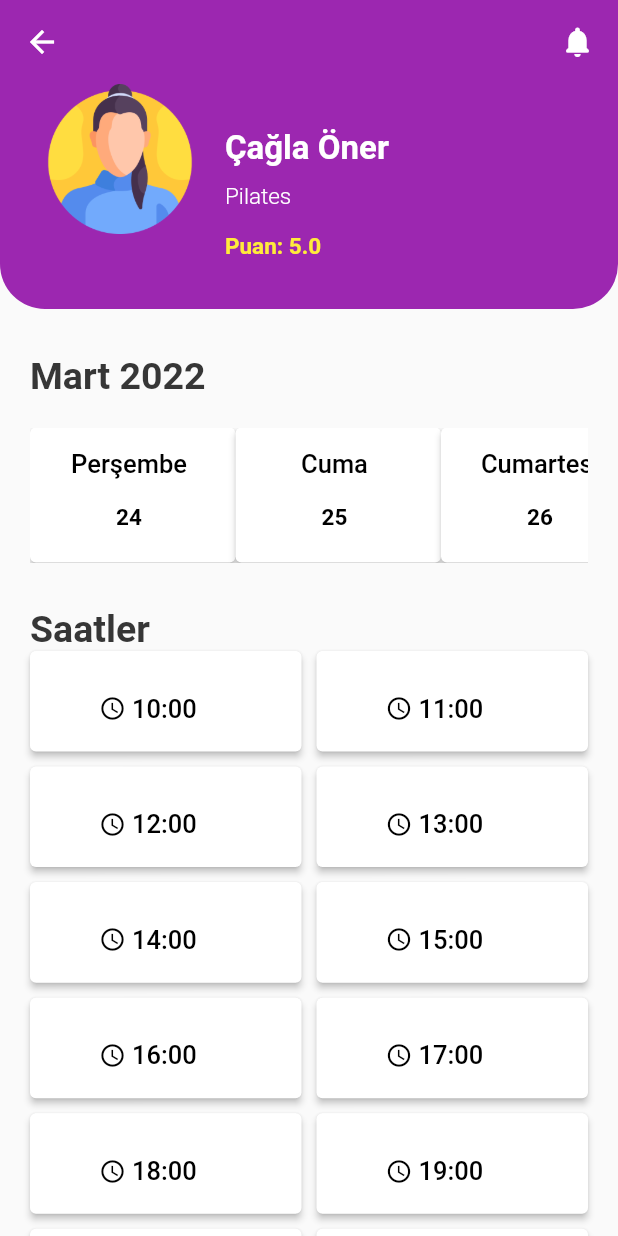
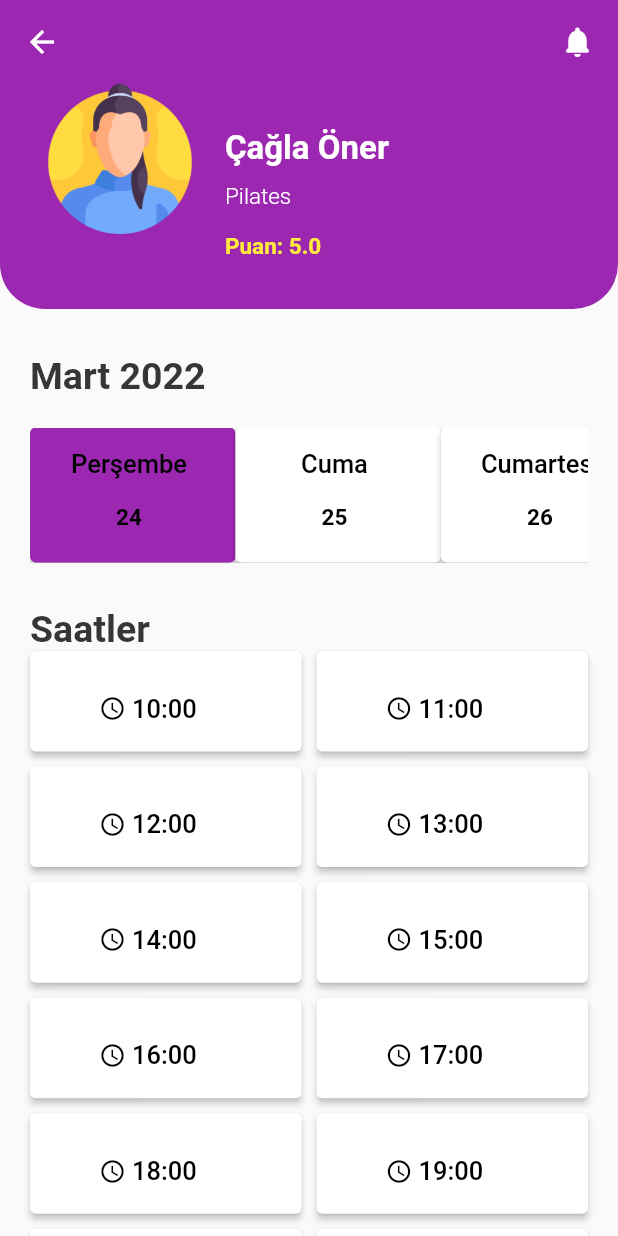
Before and after one commit to Meliih/Flutter, a Flutter app: the screen it shows after launch, after a tap on "Çağla Öner", on a phone screen of 412 x 824 dp. Run offline on Flutter 3.47's test engine with Material 2 defaults, Android fonts, the phone set to English and light mode, and no system bars.

Commit message:
appointment error fixed

```diff
--- a/twist_appointment_app/lib/Doctor_details_page.dart
+++ b/twist_appointment_app/lib/Doctor_details_page.dart
@@ -19,7 +19,8 @@ class DoctorDetailPage extends StatefulWidget {
 class _DoctorDetailState extends State<DoctorDetailPage> {
   DateTime time = DateTime.now();
 
-  var selectedDay;
+  bool gridUse = false;
+  var selectedDay ;
   var selectedHour;
 
   List<String> months = [
@@ -37,10 +38,10 @@ class _DoctorDetailState extends State<DoctorDetailPage> {
     "Aralık"
   ];
 
-  List<String> turkishDays = List<String>.filled(10, "");
+  List<String> turkishDays = List<String>.filled(10, "0");
 
   List<String> clocksWeekDays = [];
-  List<String> clocksWeekend = List<String>.filled(0, "");
+  List<String> clocksWeekend = [];
 
   final dictionary = {
     "Monday": "Pazartesi",
@@ -59,7 +60,7 @@ class _DoctorDetailState extends State<DoctorDetailPage> {
 
   Widget initWidget(BuildContext context, Trainer trainer) {
     List<DateTime> days = possibleAppointment();
-    weekDayHours();
+
 
     return Scaffold(
       appBar: AppBar(
@@ -177,6 +178,7 @@ class _DoctorDetailState extends State<DoctorDetailPage> {
                   scrollDirection: Axis.horizontal,
                   itemCount: days.length,
                   itemBuilder: (BuildContext context, int index) {
+
                     return ElevatedButton(
                       style: ElevatedButton.styleFrom(
                         primary:
@@ -207,37 +209,7 @@ class _DoctorDetailState extends State<DoctorDetailPage> {
             ),
             Container(
               margin: EdgeInsets.only(right: 20,left: 20),
-              child: GridView.builder(
-                gridDelegate: const SliverGridDelegateWithMaxCrossAxisExtent(
-
-                    maxCrossAxisExtent: 200,
-                    childAspectRatio: 2.7,
-                    crossAxisSpacing: 10,
-                    mainAxisSpacing: 10),
-                shrinkWrap: true,
-                physics: NeverScrollableScrollPhysics(),
-                itemCount: clocksWeekDays.length,
-                itemBuilder: (BuildContext context, index) {
-                  return ElevatedButton(
-                    style: ElevatedButton.styleFrom(
-                      primary:
-                          selectedHour == index ? Colors.purple : Colors.white,
-                    ),
-                    onPressed: () {
-                      setState(() {
-                        selectedHour = index;
-                      });
-                    },
-                    child: Container(
-                      alignment: Alignment.center,
-                      child: doctorTimingsData(clocksWeekDays[index], false, index),
-                      decoration: BoxDecoration(
-                          color: Colors.black.withOpacity(0.0),
-                          borderRadius: BorderRadius.circular(15)),
-                    ),
-                  );
-                },
-              ),
+              child: buildGrid(),
             ),
             Container(
               alignment: Alignment.center,
@@ -469,7 +441,7 @@ class _DoctorDetailState extends State<DoctorDetailPage> {
     DateTime tempDate = new DateFormat("HH:mm").parse("10:00");
     int i = 0;
     clocksWeekDays.clear();
-    while (i < 13) {
+    while (i <13) {
 
       clocksWeekDays.add(
           DateFormat("HH:mm").format(DateTime(0, 0, 0, tempDate.hour, i * 60)));
@@ -479,6 +451,59 @@ class _DoctorDetailState extends State<DoctorDetailPage> {
   }
 
   List<String>? weekendHours() {
-    for (int i = 10; i < 16; i++) {}
+    DateTime tempDate = new DateFormat("HH:mm").parse("10:00");
+    int i = 0;
+    clocksWeekDays.clear();
+    while (i < 7) {
+      clocksWeekDays.add(
+          DateFormat("HH:mm").format(DateTime(0, 0, 0, tempDate.hour, i * 60)));
+      i++;
+    }
+  }
+
+  GridView buildGrid( ){
+    if(gridUse == false){
+      selectedDay = 0;
+    }
+    gridUse = true;
+    if (turkishDays[selectedDay] == "Cumartesi" || turkishDays[selectedDay] == "Pazar"){
+      weekendHours();
+    }else{
+      print(selectedDay);
+      weekDayHours();
+    }
+
+    return GridView.builder(
+      gridDelegate: const SliverGridDelegateWithMaxCrossAxisExtent(
+
+          maxCrossAxisExtent: 200,
+          childAspectRatio: 2.7,
+          crossAxisSpacing: 10,
+          mainAxisSpacing: 10),
+      shrinkWrap: true,
+      physics: NeverScrollableScrollPhysics(),
+      itemCount: clocksWeekDays.length,
+      itemBuilder: (BuildContext context, index) {
+
+        return ElevatedButton(
+          style: ElevatedButton.styleFrom(
+            primary:
+            selectedHour == index ? Colors.purple : Colors.white,
+          ),
+          onPressed: () {
+            setState(() {
+              selectedHour = index;
+            });
+          },
+          child: Container(
+            alignment: Alignment.center,
+            child: doctorTimingsData(clocksWeekDays[index], false, index),
+            decoration: BoxDecoration(
+                color: Colors.black.withOpacity(0.0),
+                borderRadius: BorderRadius.circular(15)),
+          ),
+        );
+      },
+    );
   }
 }
```
